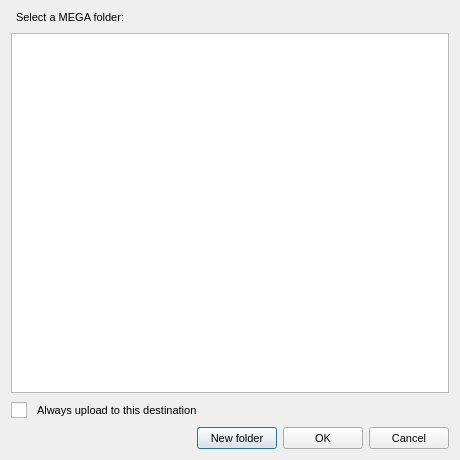
Qt form src/MEGASync/gui/win/NodeSelector.ui (meganz/MEGAsync) before a commit.
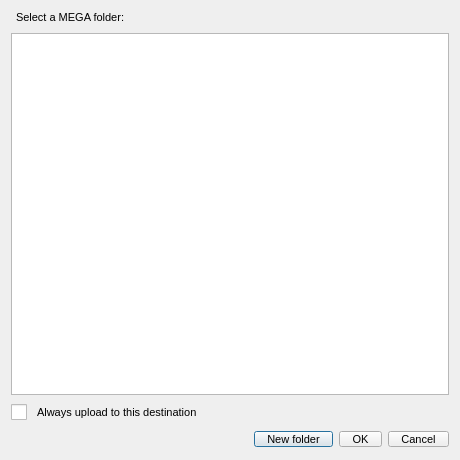
The same form after that commit.

Diff of the .ui file:
```diff
--- a/src/MEGASync/gui/win/NodeSelector.ui
+++ b/src/MEGASync/gui/win/NodeSelector.ui
@@ -40,6 +40,8 @@
 {
     min-height: 14px;
 	height: 14px;
+	padding-right: 12px;
+	padding-left: 12px;
 }
 
 #cbAlwaysUploadToLocation
@@ -84,7 +86,7 @@
       <bool>true</bool>
      </property>
      <attribute name="headerDefaultSectionSize">
-      <number>0</number>
+      <number>23</number>
      </attribute>
     </widget>
    </item>
@@ -131,6 +133,12 @@
       </item>
       <item>
        <widget class="QPushButton" name="bNewFolder">
+        <property name="minimumSize">
+         <size>
+          <width>0</width>
+          <height>22</height>
+         </size>
+        </property>
         <property name="text">
          <string>New folder</string>
         </property>
@@ -138,6 +146,12 @@
       </item>
       <item>
        <widget class="QPushButton" name="bOk">
+        <property name="minimumSize">
+         <size>
+          <width>0</width>
+          <height>22</height>
+         </size>
+        </property>
         <property name="text">
          <string>OK</string>
         </property>
@@ -145,6 +159,12 @@
       </item>
       <item>
        <widget class="QPushButton" name="bCancel">
+        <property name="minimumSize">
+         <size>
+          <width>0</width>
+          <height>22</height>
+         </size>
+        </property>
         <property name="text">
          <string>Cancel</string>
         </property>
```
